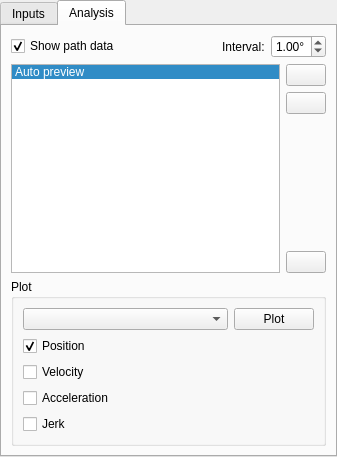
Qt form pyslvs_ui/widgets/inputs.ui (KmolYuan/Pyslvs-UI) before a commit.
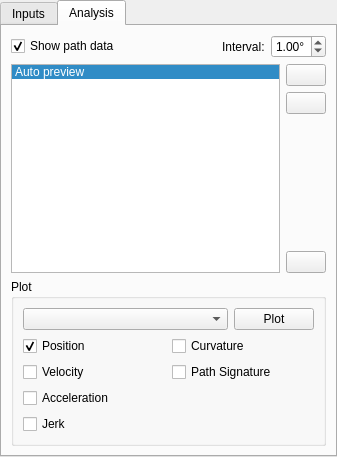
The same form after that commit. The open tabs and pages were chosen to show the change. Icons and pictures are not drawn.

Commit message: Implement curvature plot.

```diff
--- a/pyslvs_ui/widgets/inputs.ui
+++ b/pyslvs_ui/widgets/inputs.ui
@@ -517,35 +517,53 @@
            </layout>
           </item>
           <item>
-           <widget class="QCheckBox" name="plot_pos">
+           <layout class="QGridLayout" name="gridLayout">
+            <item row="3" column="0">
+             <widget class="QCheckBox" name="plot_jerk">
             <property name="text">
-             <string>Position</string>
-            </property>
-            <property name="checked">
-             <bool>true</bool>
+               <string>Jerk</string>
             </property>
            </widget>
           </item>
-          <item>
+            <item row="1" column="0">
            <widget class="QCheckBox" name="plot_vel">
             <property name="text">
              <string>Velocity</string>
             </property>
            </widget>
           </item>
-          <item>
+            <item row="2" column="0">
            <widget class="QCheckBox" name="plot_acc">
             <property name="text">
              <string>Acceleration</string>
             </property>
            </widget>
           </item>
-          <item>
-           <widget class="QCheckBox" name="plot_jerk">
+            <item row="0" column="0">
+             <widget class="QCheckBox" name="plot_pos">
             <property name="text">
-             <string>Jerk</string>
-            </property>
-           </widget>
+               <string>Position</string>
+              </property>
+              <property name="checked">
+               <bool>true</bool>
+              </property>
+             </widget>
+            </item>
+            <item row="0" column="1">
+             <widget class="QCheckBox" name="plot_curvature">
+              <property name="text">
+               <string>Curvature</string>
+              </property>
+             </widget>
+            </item>
+            <item row="1" column="1">
+             <widget class="QCheckBox" name="plot_signature">
+              <property name="text">
+               <string>Path Signature</string>
+              </property>
+             </widget>
+            </item>
+           </layout>
           </item>
          </layout>
         </widget>
```
Lines whose indentation alone changed are shown as unchanged. The commit also changes 2 other files.
